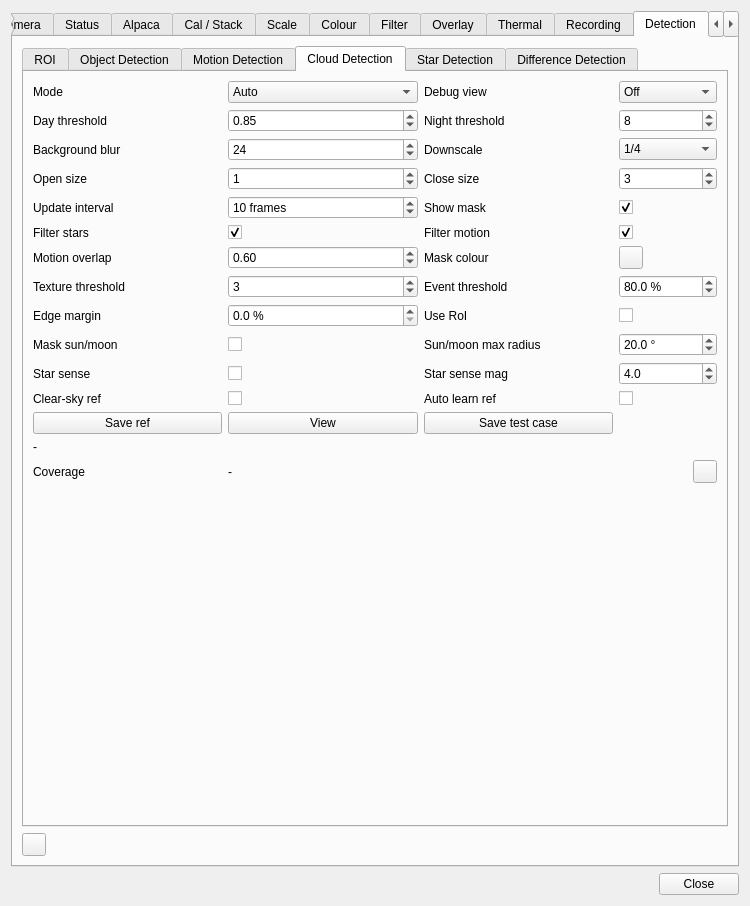
This is plugins/feature/camera/camerasettingsdialog.ui in srcejon/sdrangel as Qt 5 draws it before an edit. The edited form follows.
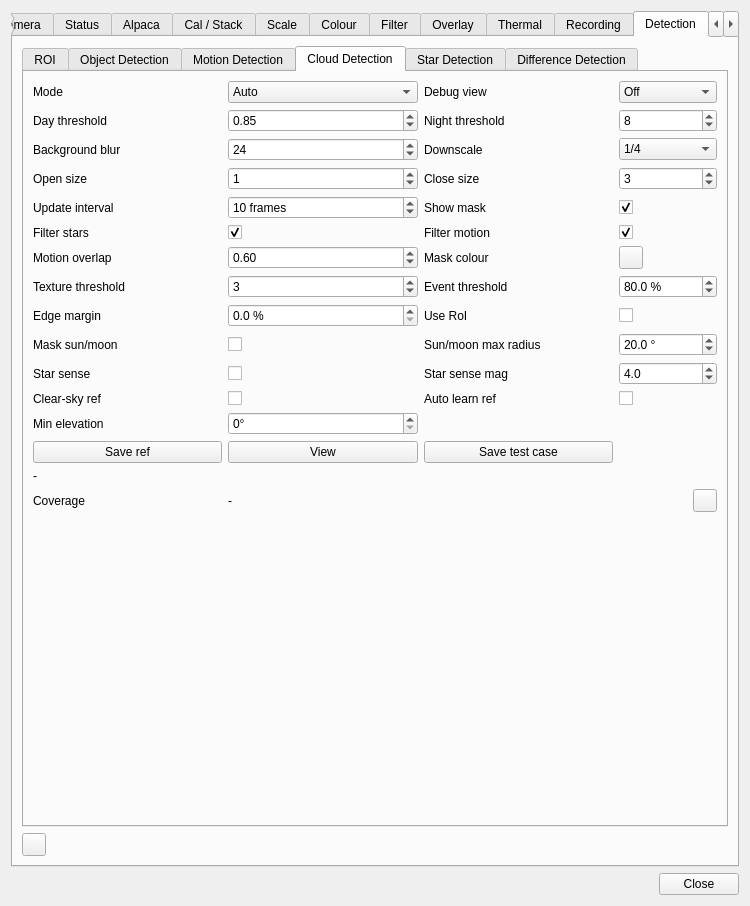
This is the edited form. The open tabs and pages were chosen to show the change. Icons and pictures are not drawn. Custom widgets are drawn as their Qt base class.

Commit message: Improve cloud detector

What changed in the file:
```diff
--- a/plugins/feature/camera/camerasettingsdialog.ui
+++ b/plugins/feature/camera/camerasettingsdialog.ui
@@ -6420,6 +6420,35 @@
              </property>
             </widget>
            </item>
+           <item row="12" column="0">
+            <widget class="QLabel" name="cloudMinElevationLabel">
+             <property name="text">
+              <string>Min elevation</string>
+             </property>
+            </widget>
+           </item>
+           <item row="12" column="1">
+            <widget class="QDoubleSpinBox" name="cloudMinElevationSpin">
+             <property name="toolTip">
+              <string>Exclude sky below this elevation from cloud evaluation, so coverage tracks the usable observing sky instead of being dominated by the horizon band. Requires the lens pose (azimuth/elevation/FoV/projection) to be set. 0 disables</string>
+             </property>
+             <property name="suffix">
+              <string>°</string>
+             </property>
+             <property name="decimals">
+              <number>0</number>
+             </property>
+             <property name="maximum">
+              <double>90.000000000000000</double>
+             </property>
+             <property name="singleStep">
+              <double>5.000000000000000</double>
+             </property>
+             <property name="value">
+              <double>0.000000000000000</double>
+             </property>
+            </widget>
+           </item>
            <item row="8" column="2">
             <widget class="QLabel" name="cloudUseRoiLabel">
              <property name="text">
```
The commit also changes 12 other files.
